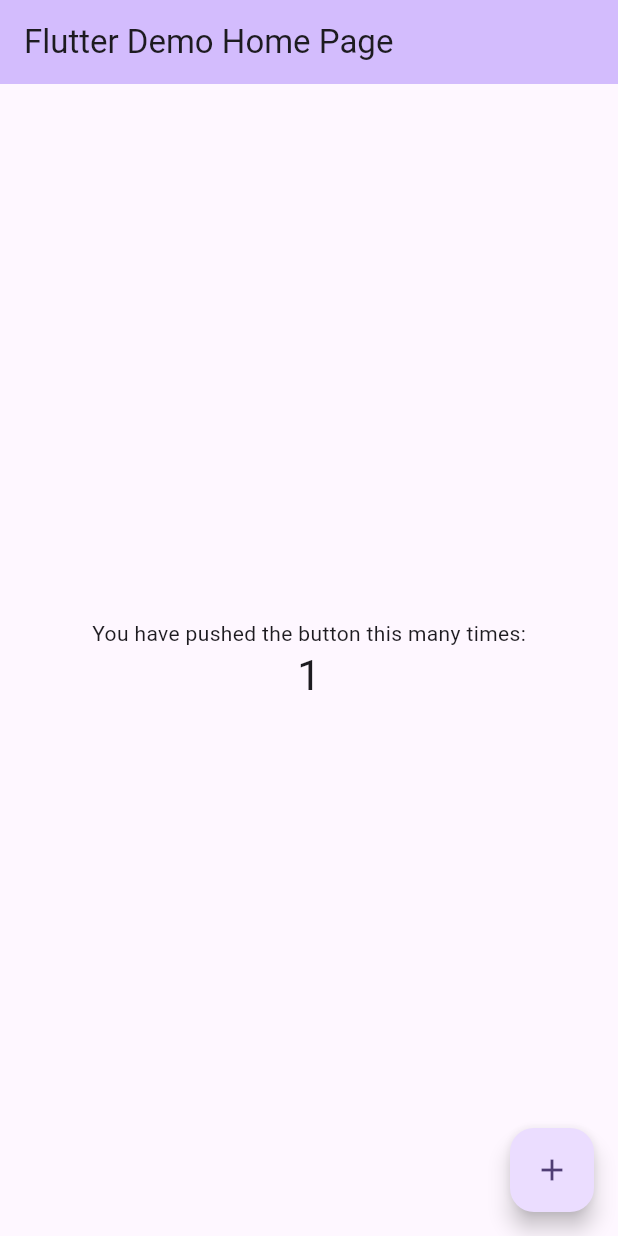
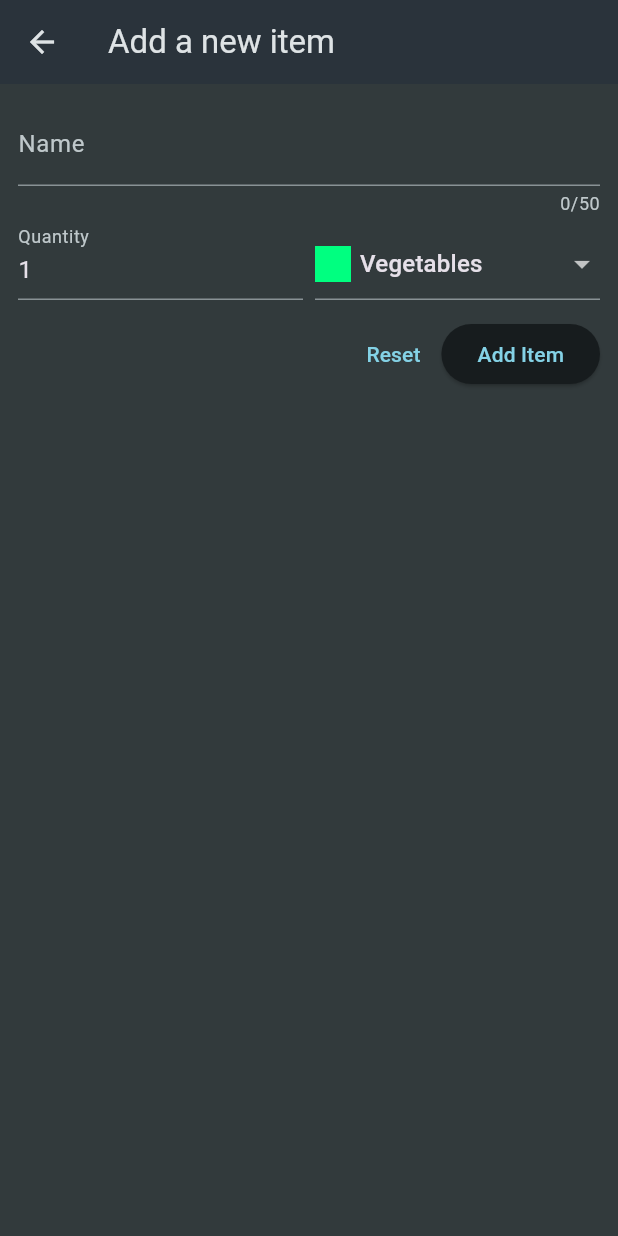
Before and after one commit to vkrivcov/flutter-shopping-list-app-tutorial-udemy, a Flutter app: the screen it shows after launch, after a tap on the "add" icon, on a phone screen of 412 x 824 dp. Run offline on Flutter 3.47's test engine with Material 3 defaults, Android fonts, the phone set to English and light mode, and no system bars.

Commit message:
working with forms and its validations

```diff
--- /dev/null
+++ b/lib/data/categories.dart
@@ -0,0 +1,59 @@
+import 'package:flutter/material.dart';
+
+import 'package:flutter_shopping_list_app_tutorial_udemy/models/category.dart';
+
+enum Categories {
+  vegetables,
+  fruit,
+  meat,
+  dairy,
+  carbs,
+  sweets,
+  spices,
+  convenience,
+  hygiene,
+  other,
+}
+
+const categories = {
+  Categories.vegetables: Category(
+    name: 'Vegetables',
+    color: Color.fromARGB(255, 0, 255, 128),
+  ),
+  Categories.fruit: Category(
+    name: 'Fruit',
+    color: Color.fromARGB(255, 145, 255, 0),
+  ),
+  Categories.meat: Category(
+    name: 'Meat',
+    color: Color.fromARGB(255, 255, 102, 0),
+  ),
+  Categories.dairy: Category(
+    name: 'Dairy',
+    color: Color.fromARGB(255, 0, 208, 255),
+  ),
+  Categories.carbs: Category(
+    name: 'Carbs',
+    color: Color.fromARGB(255, 0, 60, 255),
+  ),
+  Categories.sweets: Category(
+    name: 'Sweets',
+    color: Color.fromARGB(255, 255, 149, 0),
+  ),
+  Categories.spices: Category(
+    name: 'Spices',
+    color: Color.fromARGB(255, 255, 187, 0),
+  ),
+  Categories.convenience: Category(
+    name: 'Convenience',
+    color: Color.fromARGB(255, 191, 0, 255),
+  ),
+  Categories.hygiene: Category(
+    name: 'Hygiene',
+    color: Color.fromARGB(255, 149, 0, 255),
+  ),
+  Categories.other: Category(
+    name: 'Other',
+    color: Color.fromARGB(255, 0, 225, 255),
+  ),
+};
--- /dev/null
+++ b/lib/data/dummy_items.dart
@@ -0,0 +1,20 @@
+import 'package:flutter_shopping_list_app_tutorial_udemy/data/categories.dart';
+import 'package:flutter_shopping_list_app_tutorial_udemy/models/grocery_item.dart';
+
+final groceryItems = [
+  GroceryItem(
+      id: 'a',
+      name: 'Milk',
+      quantity: 1,
+      category: categories[Categories.dairy]!),
+  GroceryItem(
+      id: 'b',
+      name: 'Bananas',
+      quantity: 5,
+      category: categories[Categories.fruit]!),
+  GroceryItem(
+      id: 'c',
+      name: 'Beef Steak',
+      quantity: 1,
+      category: categories[Categories.meat]!),
+];
--- a/lib/main.dart
+++ b/lib/main.dart
@@ -1,4 +1,5 @@
 import 'package:flutter/material.dart';
+import 'package:flutter_shopping_list_app_tutorial_udemy/widgets/grocery_list.dart';
 
 void main() {
   runApp(const MyApp());
@@ -11,115 +12,16 @@
   @override
   Widget build(BuildContext context) {
     return MaterialApp(
-      title: 'Flutter Demo',
-      theme: ThemeData(
-        // This is the theme of your application.
-        //
-        // TRY THIS: Try running your application with "flutter run". You'll see
-        // the application has a purple toolbar. Then, without quitting the app,
-        // try changing the seedColor in the colorScheme below to Colors.green
-        // and then invoke "hot reload" (save your changes or press the "hot
-        // reload" button in a Flutter-supported IDE, or press "r" if you used
-        // the command line to start the app).
-        //
-        // Notice that the counter didn't reset back to zero; the application
-        // state is not lost during the reload. To reset the state, use hot
-        // restart instead.
-        //
-        // This works for code too, not just values: Most code changes can be
-        // tested with just a hot reload.
-        colorScheme: ColorScheme.fromSeed(seedColor: Colors.deepPurple),
-        useMaterial3: true,
+      title: 'Flutter Groceries',
+      theme: ThemeData.dark().copyWith(
+        colorScheme: ColorScheme.fromSeed(
+          seedColor: const Color.fromARGB(255, 147, 229, 250),
+          brightness: Brightness.dark,
+          surface: const Color.fromARGB(255, 42, 51, 59),
+        ),
+        scaffoldBackgroundColor: const Color.fromARGB(255, 50, 58, 60),
       ),
-      home: const MyHomePage(title: 'Flutter Demo Home Page'),
+      home: GroceryList(),
     );
   }
 }
-
-class MyHomePage extends StatefulWidget {
-  const MyHomePage({super.key, required this.title});
-
-  // This widget is the home page of your application. It is stateful, meaning
-  // that it has a State object (defined below) that contains fields that affect
-  // how it looks.
-
-  // This class is the configuration for the state. It holds the values (in this
-  // case the title) provided by the parent (in this case the App widget) and
-  // used by the build method of the State. Fields in a Widget subclass are
-  // always marked "final".
-
-  final String title;
-
-  @override
-  State<MyHomePage> createState() => _MyHomePageState();
-}
-
-class _MyHomePageState extends State<MyHomePage> {
-  int _counter = 0;
-
-  void _incrementCounter() {
-    setState(() {
-      // This call to setState tells the Flutter framework that something has
-      // changed in this State, which causes it to rerun the build method below
-      // so that the display can reflect the updated values. If we changed
-      // _counter without calling setState(), then the build method would not be
-      // called again, and so nothing would appear to happen.
-      _counter++;
-    });
-  }
-
-  @override
-  Widget build(BuildContext context) {
-    // This method is rerun every time setState is called, for instance as done
-    // by the _incrementCounter method above.
-    //
-    // The Flutter framework has been optimized to make rerunning build methods
-    // fast, so that you can just rebuild anything that needs updating rather
-    // than having to individually change instances of widgets.
-    return Scaffold(
-      appBar: AppBar(
-        // TRY THIS: Try changing the color here to a specific color (to
-        // Colors.amber, perhaps?) and trigger a hot reload to see the AppBar
-        // change color while the other colors stay the same.
-        backgroundColor: Theme.of(context).colorScheme.inversePrimary,
-        // Here we take the value from the MyHomePage object that was created by
-        // the App.build method, and use it to set our appbar title.
-        title: Text(widget.title),
-      ),
-      body: Center(
-        // Center is a layout widget. It takes a single child and positions it
-        // in the middle of the parent.
-        child: Column(
-          // Column is also a layout widget. It takes a list of children and
-          // arranges them vertically. By default, it sizes itself to fit its
-          // children horizontally, and tries to be as tall as its parent.
-          //
-          // Column has various properties to control how it sizes itself and
-          // how it positions its children. Here we use mainAxisAlignment to
-          // center the children vertically; the main axis here is the vertical
-          // axis because Columns are vertical (the cross axis would be
-          // horizontal).
-          //
-          // TRY THIS: Invoke "debug painting" (choose the "Toggle Debug Paint"
-          // action in the IDE, or press "p" in the console), to see the
-          // wireframe for each widget.
-          mainAxisAlignment: MainAxisAlignment.center,
-          children: <Widget>[
-            const Text(
-              'You have pushed the button this many times:',
-            ),
-            Text(
-              '$_counter',
-              style: Theme.of(context).textTheme.headlineMedium,
-            ),
-          ],
-        ),
-      ),
-      floatingActionButton: FloatingActionButton(
-        onPressed: _incrementCounter,
-        tooltip: 'Increment',
-        child: const Icon(Icons.add),
-      ), // This trailing comma makes auto-formatting nicer for build methods.
-    );
-  }
-}
--- /dev/null
+++ b/lib/models/category.dart
@@ -0,0 +1,11 @@
+import 'package:flutter/material.dart';
+
+class Category {
+  const Category({
+    required this.name,
+    required this.color
+  });
+
+  final String name;
+  final Color color;
+}
--- /dev/null
+++ b/lib/models/grocery_item.dart
@@ -0,0 +1,15 @@
+import 'package:flutter_shopping_list_app_tutorial_udemy/models/category.dart';
+
+class GroceryItem {
+  const GroceryItem({
+    required this.id,
+    required this.name,
+    required this.quantity,
+    required this.category,
+  });
+
+  final String id;
+  final String name;
+  final int quantity;
+  final Category category;
+}
--- /dev/null
+++ b/lib/widgets/grocery_list.dart
@@ -0,0 +1,106 @@
+import 'package:flutter/material.dart';
+import 'package:flutter_shopping_list_app_tutorial_udemy/models/grocery_item.dart';
+
+import 'new_item.dart';
+
+class GroceryList extends StatefulWidget {
+  const GroceryList({super.key});
+
+  @override
+  State<GroceryList> createState() => _GroceryListState();
+}
+
+class _GroceryListState extends State<GroceryList> {
+  final List<GroceryItem> _groceryItems = [];
+
+  void _addItem() async {
+    final newGroceryItem = await Navigator.of(context).push<GroceryItem>(
+      MaterialPageRoute(
+        builder: (ctx) => const NewItem(),
+      ),
+    );
+
+    if (newGroceryItem == null) {
+      return;
+    }
+
+    setState(() {
+      _groceryItems.add(newGroceryItem);
+    });
+  }
+
+  void _removeItem(GroceryItem groceryItem) {
+    setState(() {
+      _groceryItems.remove(groceryItem);
+    });
+
+    // clear all snack bars
+    ScaffoldMessenger.of(context).clearSnackBars();
+
+    // show snack bar for a little bit of time and allow to undo the action
+    ScaffoldMessenger.of(context).showSnackBar(
+      SnackBar(
+        content: const Text("Item removed!"),
+        duration: const Duration(seconds: 4),
+        action: SnackBarAction(
+          label: "Undo",
+          onPressed: () {
+            setState(() {
+              _groceryItems.add(groceryItem);
+            });
+          },
+        ),
+      ),
+    );
+  }
+
+  @override
+  Widget build(BuildContext context) {
+    Widget mainContent = Center(
+      child: Text(
+        "No items yet! Add some!",
+        style: Theme.of(context).textTheme.headlineSmall!.copyWith(
+              color: Theme.of(context).colorScheme.onSurface,
+            ),
+      ),
+    );
+
+    if (_groceryItems.isNotEmpty) {
+      mainContent = ListView.builder(
+        itemCount: _groceryItems.length,
+        itemBuilder: (ctx, index) => Dismissible(
+          key: ValueKey(_groceryItems[index]),
+          child: ListTile(
+            title: Text(_groceryItems[index].name),
+
+            // widget that displays before the title
+            leading: Container(
+              width: 24,
+              height: 24,
+              color: _groceryItems[index].category.color,
+            ),
+
+            // pushed to the right
+            trailing: Text(_groceryItems[index].quantity.toString()),
+          ),
+          onDismissed: (direction) {
+            _removeItem(_groceryItems[index]);
+          },
+        ),
+      );
+    }
+
+    return Scaffold(
+      appBar: AppBar(
+        title: const Text('Your Groceries'),
+        actions: [
+          IconButton(
+            icon: const Icon(Icons.add),
+            onPressed: _addItem,
+          ),
+        ],
+      ),
+      body: mainContent,
+    );
+  }
+}
--- /dev/null
+++ b/lib/widgets/new_item.dart
@@ -0,0 +1,171 @@
+import 'package:flutter/material.dart';
+import 'package:flutter_shopping_list_app_tutorial_udemy/data/categories.dart';
+import 'package:flutter_shopping_list_app_tutorial_udemy/dialog/success_dialog.dart';
+import 'package:flutter_shopping_list_app_tutorial_udemy/models/category.dart';
+import 'package:flutter_shopping_list_app_tutorial_udemy/models/grocery_item.dart';
+
+class NewItem extends StatefulWidget {
+  const NewItem({super.key});
+
+  @override
+  State<NewItem> createState() => _NewItemState();
+}
+
+class _NewItemState extends State<NewItem> {
+  // need to use Global key here so when it would be rebuilt etc. it will
+  // remember the state of the form, validations etc.
+  // NOTE: when working with flutter you will ALMOST always use GlobalKey
+  // when working with forms
+  final _formKey = GlobalKey<FormState>();
+
+  // initial form values
+  int _currentQuantity = 1;
+  String _currentName = "";
+  Category _selectedCategory = categories[Categories.vegetables]!;
+
+  void _saveItem() {
+    final isValid = _formKey.currentState!.validate();
+    if (!isValid) {
+      return;
+    }
+
+    // save the form
+    _formKey.currentState!.save();
+    print(_currentName);
+    print(_currentQuantity);
+    print(_selectedCategory.name);
+
+    // pop the screen and pass back a Grocery item
+    Navigator.of(context).pop(GroceryItem(
+        id: DateTime.now().toString(),
+        name: _currentName,
+        quantity: _currentQuantity,
+        category: _selectedCategory)
+    );
+
+    // one option is to use a dialog to show that item was added successfully
+    // show dialog message when new item will be added successfully
+    // showDialog(
+    //     context: context,
+    //     builder: (ctx) => SuccessDialog(
+    //       dialogText: "Item added successfully!",
+    //     )
+    // );
+
+    // but for simplicity we will just show a little snack-bar message
+    ScaffoldMessenger.of(context).showSnackBar(
+      SnackBar(
+        content: const Text("Item added successfully!"),
+        duration: const Duration(seconds: 3),
+      ),
+    );
+  }
+
+  @override
+  Widget build(BuildContext context) {
+    return Scaffold(
+      appBar: AppBar(
+        title: const Text('Add a new item'),
+      ),
+      body: Padding(
+        padding: EdgeInsets.all(12),
+
+        // that will hold the form that we are adding
+        child: Form(
+          key: _formKey,
+          child: SingleChildScrollView(
+            child: Column(
+              children: [
+                TextFormField(
+                  maxLength: 50,
+                  decoration: const InputDecoration(labelText: 'Name'),
+                  validator: (value) {
+                    if (value == null ||
+                        value.isEmpty ||
+                        value.trim().length <= 1 ||
+                        value.trim().length > 50) {
+                      return "Must be between 1 and 50 characters";
+                    }
+                    return null;
+                  },
+                  onSaved: (value) {
+                    _currentName = value!;
+                  },
+                ),
+                Row(
+                  crossAxisAlignment: CrossAxisAlignment.end,
+                  children: [
+                    Expanded(
+                      child: TextFormField(
+                        decoration:
+                            const InputDecoration(labelText: "Quantity"),
+                        keyboardType: TextInputType.number,
+                        initialValue: _currentQuantity.toString(),
+                        validator: (value) {
+                          if (value == null ||
+                                  value.isEmpty ||
+                                  int.tryParse(value) == null ||
+                                  int.tryParse(value)! <=
+                                      0 // we need to explicitly tell Flutter that previous value is not null
+                              ) {
+                            return "Must be a valid positive number";
+                          }
+                          return null;
+                        },
+                        onSaved: (value) {
+                          _currentQuantity = int.parse(value!);
+                        },
+                      ),
+                    ),
+                    SizedBox(width: 8),
+                    Expanded(
+                      child: DropdownButtonFormField<Category>(
+                        value: _selectedCategory,
+                        items: categories.entries.map((category) {
+                          return DropdownMenuItem<Category>(
+                            value: category.value,
+                            child: Row(
+                              children: [
+                                Container(
+                                  width: 24,
+                                  height: 24,
+                                  color: category.value.color,
+                                ),
+                                const SizedBox(width: 6),
+                                Text(category.value.name),
+                              ],
+                            ),
+                          );
+                        }).toList(),
+                        onChanged: (Category? value) {
+                          setState(() {
+                            _selectedCategory = value!;
+                          });
+                        },
+                      ),
+                    ),
+                  ],
+                ),
+                const SizedBox(height: 12),
+                Row(
+                  mainAxisAlignment: MainAxisAlignment.end,
+                  children: [
+                    TextButton(
+                        onPressed: () {
+                          if (_formKey.currentState != null) {
+                            _formKey.currentState!.reset();
+                          }
+                        },
+                        child: const Text("Reset")),
+                    ElevatedButton(
+                        onPressed: _saveItem, child: const Text("Add Item"))
+                  ],
+                )
+              ],
+            ),
+          ),
+        ),
+      ),
+    );
+  }
+}
```
Also changed, not shown: lib/dialog/success_dialog.dart (added, +36 -0 lines).
